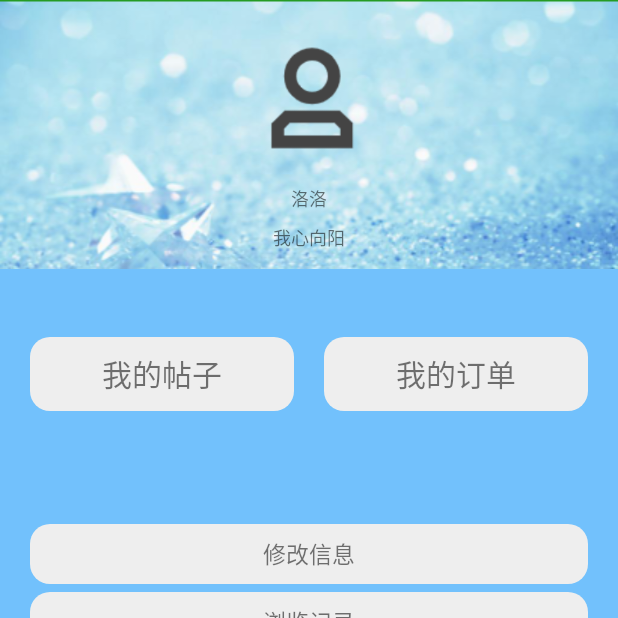
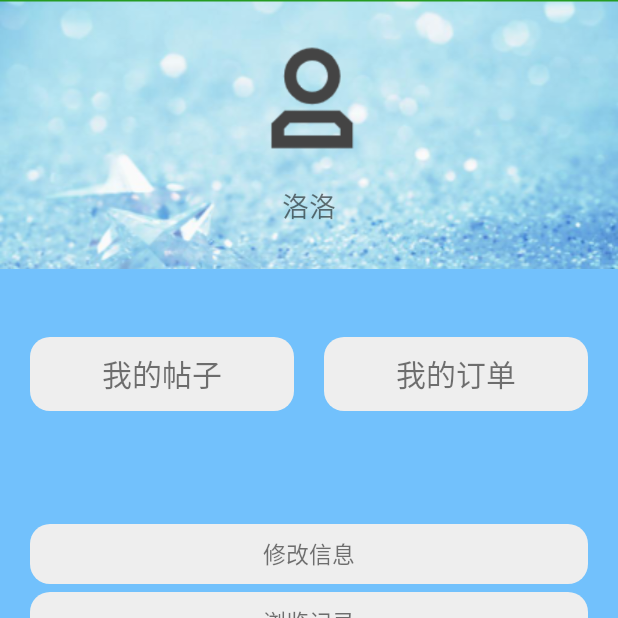
Before and after one commit to yangzhenhe111/ChongBao, an Android app: the fragment MyFragment placed in its activity, on a phone screen of 412 x 824 dp, the top half of it. Run offline under Robolectric (Android 15) with nearby library versions, the phone set to English and light mode, and no system bars; our stand-ins replace CircleImageView; libraries missing offline, so code that uses them is left out: com.baidu.location, com.baidu.mapapi, com.youth.banner; 7 statements that could not run were skipped.

Commit message:
新增java

```diff
--- a/app/src/main/java/com/example/pet/my/MyFragment.java
+++ b/app/src/main/java/com/example/pet/my/MyFragment.java
@@ -29,7 +29,7 @@ public class MyFragment extends Fragment {
 
     private  View view;
 private  TextView infoName;
-private  TextView infoAutograph;
+
     private TextView infoArticle;
     private TextView infoOrder;
     private TextView infoUpdate;
@@ -56,15 +56,15 @@ private  TextView infoAutograph;
         Cache.user.setPicturePath("/imgs/1.png");
         Cache.user.setUserName("洛洛");
         Cache.user.setUserAutograph("我心向阳");
-        try {
-            InputStream photoStream = new URL(Cache.MY_URL+Cache.user.getPicturePath()).openStream();
-            infoPhoto.setImageBitmap(BitmapFactory.decodeStream(photoStream));
-        } catch (IOException e) {
-            e.printStackTrace();
-        }
+//        try {
+           // InputStream photoStream = new URL(Cache.MY_URL+Cache.user.getPicturePath()).openStream();
+            //infoPhoto.setImageBitmap(BitmapFactory.decodeStream(photoStream));
+//        } catch (IOException e) {
+//            e.printStackTrace();
+//        }
 
         infoName.setText(Cache.user.getUserName());
-        infoAutograph.setText(Cache.user.getUserAutograph());
+
 
     }
 
@@ -88,7 +88,7 @@ private  TextView infoAutograph;
         infoPhoto = view.findViewById(R.id.info_photo);
         infoPhoto.setOnClickListener(listener);
         infoName = view.findViewById(R.id.info_name);
-        infoAutograph = view.findViewById(R.id.info_autograph);
+
     }
     private class MyListener implements View.OnClickListener{
 
@@ -100,7 +100,7 @@ private  TextView infoAutograph;
                     startActivity(intent);
                     break;
                 case R.id.info_order:
-                    Intent intent1 = new Intent(getContext(), Order2.class);
+                    Intent intent1 = new Intent(getContext(), MyOrderActivity.class);
                     startActivity(intent1);
                     break;
                 case R.id.info_update:
--- a/app/src/main/res/layout/fragment_my.xml
+++ b/app/src/main/res/layout/fragment_my.xml
@@ -35,15 +35,8 @@
                 android:layout_gravity="center"
                 android:layout_marginBottom="8dp"
                 android:text="昵称"
-                android:textSize="12sp" />
+                android:textSize="18sp" />
 
-            <TextView
-                android:id="@+id/info_autograph"
-                android:layout_width="wrap_content"
-                android:layout_height="wrap_content"
-                android:layout_gravity="center"
-                android:text="个性签名"
-                android:textSize="12sp" />
         </LinearLayout>
     </LinearLayout>
 
```
